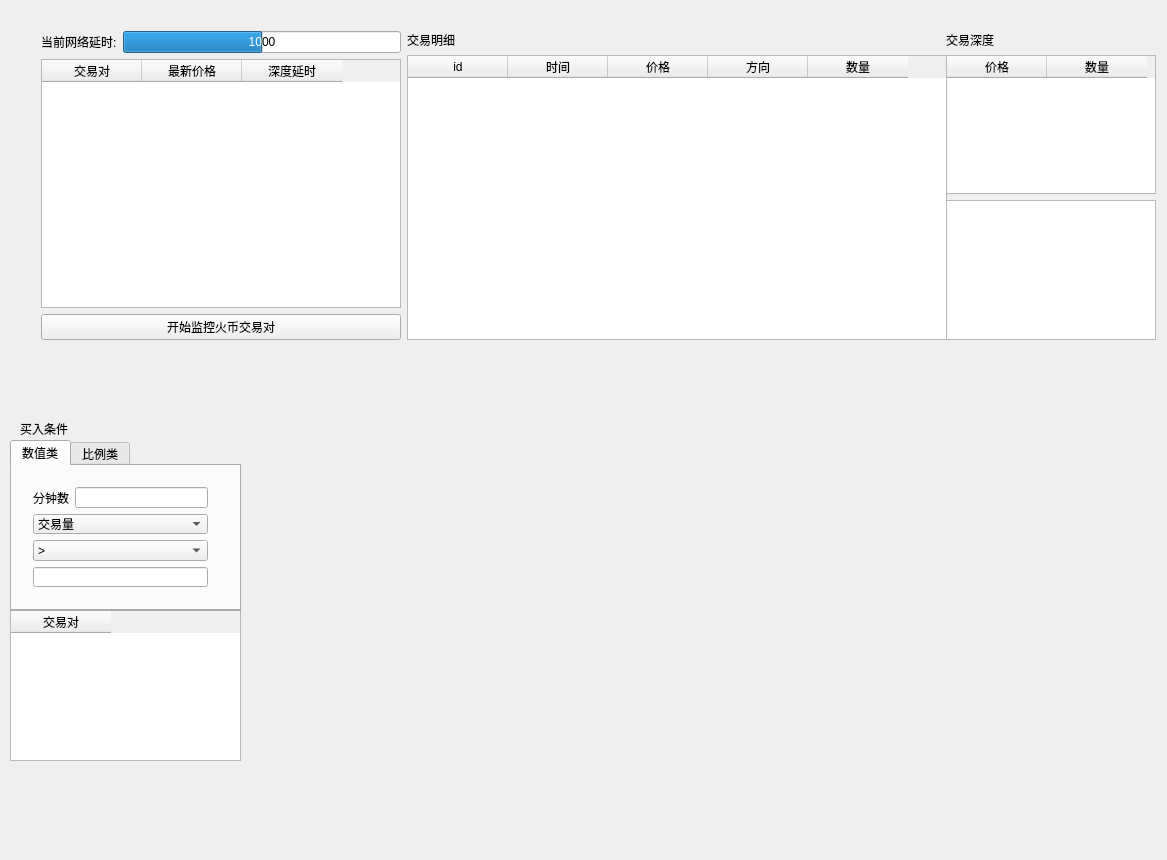
The window that MainWidget.ui (lihn1987/CoinMarketWatcher) describes before a commit, drawn with Qt 5.
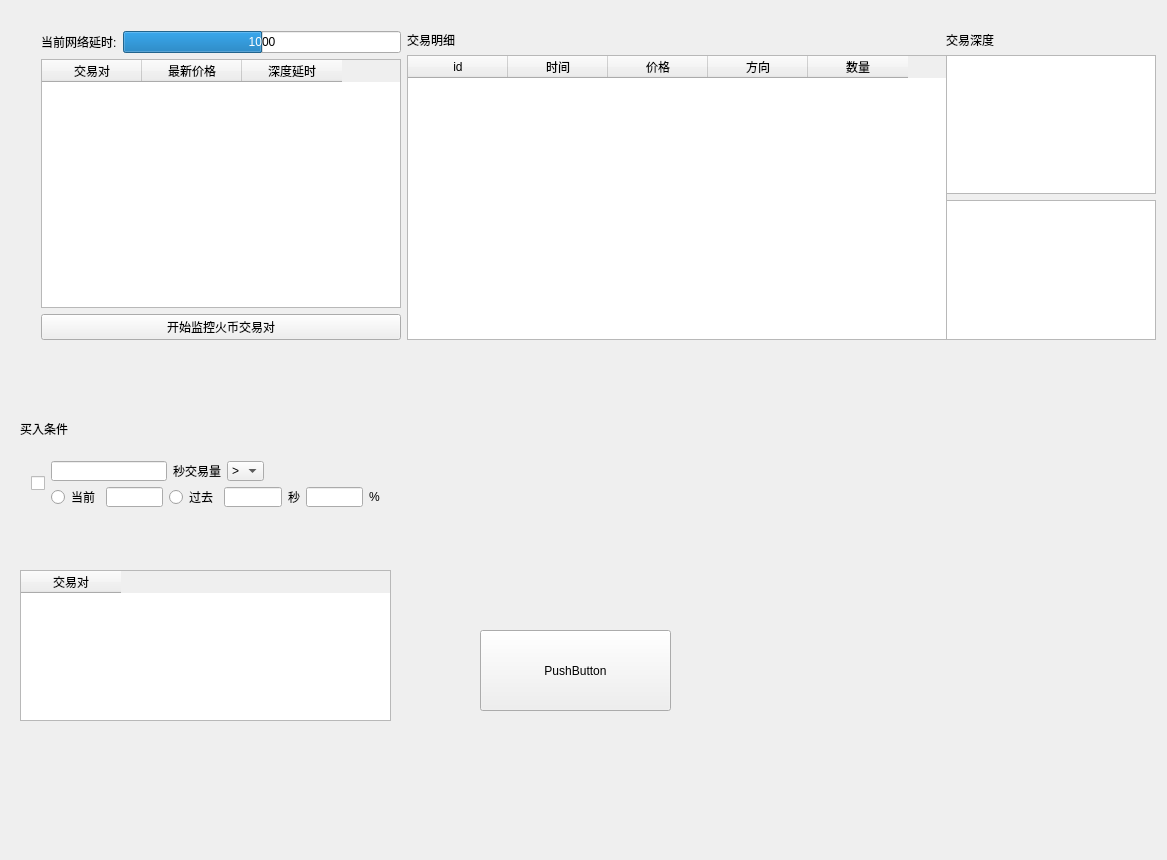
The same window after the commit.

The edit to the form file:
```diff
--- a/MainWidget.ui
+++ b/MainWidget.ui
@@ -16,9 +16,9 @@
   <widget class="QTableWidget" name="tabHuobi_2">
    <property name="geometry">
     <rect>
-     <x>10</x>
-     <y>610</y>
-     <width>231</width>
+     <x>20</x>
+     <y>570</y>
+     <width>371</width>
      <height>151</height>
     </rect>
    </property>
@@ -44,102 +44,7 @@
     <string>买入条件</string>
    </property>
   </widget>
-  <widget class="QTabWidget" name="tabWidget">
-   <property name="geometry">
-    <rect>
-     <x>10</x>
-     <y>440</y>
-     <width>231</width>
-     <height>171</height>
-    </rect>
-   </property>
-   <property name="currentIndex">
-    <number>0</number>
-   </property>
-   <widget class="QWidget" name="tab">
-    <attribute name="title">
-     <string>数值类</string>
-    </attribute>
-    <widget class="QWidget" name="layoutWidget">
-     <property name="geometry">
-      <rect>
-       <x>10</x>
-       <y>10</y>
-       <width>197</width>
-       <height>122</height>
-      </rect>
-     </property>
-     <layout class="QVBoxLayout" name="verticalLayout">
-      <item>
-       <layout class="QHBoxLayout" name="horizontalLayout">
-        <item>
-         <widget class="QLabel" name="label_5">
-          <property name="text">
-           <string>分钟数</string>
-          </property>
-         </widget>
-        </item>
-        <item>
-         <widget class="QLineEdit" name="lineEdit"/>
-        </item>
-       </layout>
-      </item>
-      <item>
-       <widget class="QComboBox" name="comboBox_3">
-        <item>
-         <property name="text">
-          <string>交易量</string>
-         </property>
-        </item>
-        <item>
-         <property name="text">
-          <string>实时价格</string>
-         </property>
-        </item>
-        <item>
-         <property name="text">
-          <string>交易次数</string>
-         </property>
-        </item>
-        <item>
-         <property name="text">
-          <string>买/卖量比例</string>
-         </property>
-        </item>
-        <item>
-         <property name="text">
-          <string>买/卖次数比例</string>
-         </property>
-        </item>
-       </widget>
-      </item>
-      <item>
-       <widget class="QComboBox" name="comboBox_4">
-        <item>
-         <property name="text">
-          <string>&gt;</string>
-         </property>
-        </item>
-        <item>
-         <property name="text">
-          <string>&lt;</string>
-         </property>
-        </item>
-       </widget>
-      </item>
-      <item>
-       <widget class="QLineEdit" name="lineEdit_2"/>
-      </item>
-     </layout>
-    </widget>
-   </widget>
-   <widget class="QWidget" name="tab_2">
-    <attribute name="title">
-     <string>比例类</string>
-    </attribute>
-   </widget>
-  </widget>
-  <widget class="QWidget" name="">
+  <widget class="QWidget" name="layoutWidget">
    <property name="geometry">
     <rect>
      <x>30</x>
@@ -303,7 +208,7 @@
          <bool>true</bool>
         </property>
         <attribute name="horizontalHeaderVisible">
-         <bool>true</bool>
+         <bool>false</bool>
         </attribute>
         <column>
          <property name="text">
@@ -353,6 +258,124 @@
     </item>
    </layout>
   </widget>
+  <widget class="QPushButton" name="btn_buyQuantitative_1">
+   <property name="geometry">
+    <rect>
+     <x>480</x>
+     <y>630</y>
+     <width>191</width>
+     <height>81</height>
+    </rect>
+   </property>
+   <property name="text">
+    <string>PushButton</string>
+   </property>
+  </widget>
+  <widget class="QWidget" name="">
+   <property name="geometry">
+    <rect>
+     <x>20</x>
+     <y>450</y>
+     <width>371</width>
+     <height>68</height>
+    </rect>
+   </property>
+   <layout class="QHBoxLayout" name="horizontalLayout_9">
+    <item>
+     <widget class="QCheckBox" name="cb_buyQuantitative_1">
+      <property name="text">
+       <string/>
+      </property>
+     </widget>
+    </item>
+    <item>
+     <layout class="QVBoxLayout" name="verticalLayout_5">
+      <item>
+       <layout class="QHBoxLayout" name="horizontalLayout_3">
+        <item>
+         <widget class="QLineEdit" name="edt_param_1_1"/>
+        </item>
+        <item>
+         <widget class="QLabel" name="label_6">
+          <property name="text">
+           <string>秒交易量</string>
+          </property>
+         </widget>
+        </item>
+        <item>
+         <widget class="QComboBox" name="cb_param_2_1">
+          <item>
+           <property name="text">
+            <string>&gt;</string>
+           </property>
+          </item>
+          <item>
+           <property name="text">
+            <string>&lt;</string>
+           </property>
+          </item>
+         </widget>
+        </item>
+        <item>
+         <spacer name="horizontalSpacer">
+          <property name="orientation">
+           <enum>Qt::Horizontal</enum>
+          </property>
+          <property name="sizeHint" stdset="0">
+           <size>
+            <width>40</width>
+            <height>20</height>
+           </size>
+          </property>
+         </spacer>
+        </item>
+       </layout>
+      </item>
+      <item>
+       <layout class="QHBoxLayout" name="horizontalLayout_8">
+        <item>
+         <widget class="QRadioButton" name="radio_param_31_1">
+          <property name="text">
+           <string>当前</string>
+          </property>
+         </widget>
+        </item>
+        <item>
+         <widget class="QLineEdit" name="edt_Param_41_1"/>
+        </item>
+        <item>
+         <widget class="QRadioButton" name="radio_param_32_1">
+          <property name="text">
+           <string>过去</string>
+          </property>
+         </widget>
+        </item>
+        <item>
+         <widget class="QLineEdit" name="edt_Param_42_1"/>
+        </item>
+        <item>
+         <widget class="QLabel" name="label_7">
+          <property name="text">
+           <string>秒</string>
+          </property>
+         </widget>
+        </item>
+        <item>
+         <widget class="QLineEdit" name="edt_Param_5_1"/>
+        </item>
+        <item>
+         <widget class="QLabel" name="label_8">
+          <property name="text">
+           <string>%</string>
+          </property>
+         </widget>
+        </item>
+       </layout>
+      </item>
+     </layout>
+    </item>
+   </layout>
+  </widget>
  </widget>
  <layoutdefault spacing="6" margin="11"/>
  <resources/>
```
Left out of the diff: 2 changed lines with no effect on the pictures.
